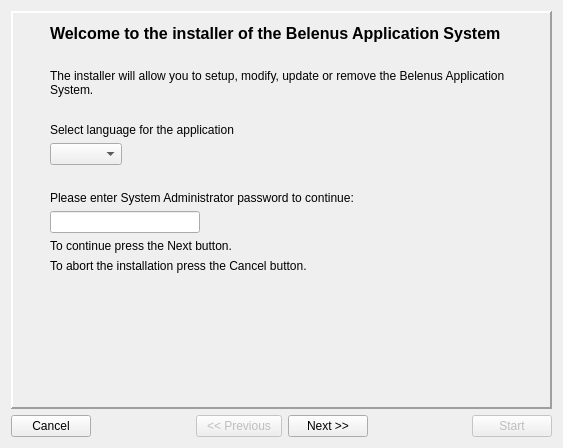
Before: the Qt Designer form install/dlgMain.ui in tbikfalvi/Belenus, drawn with Qt 5.
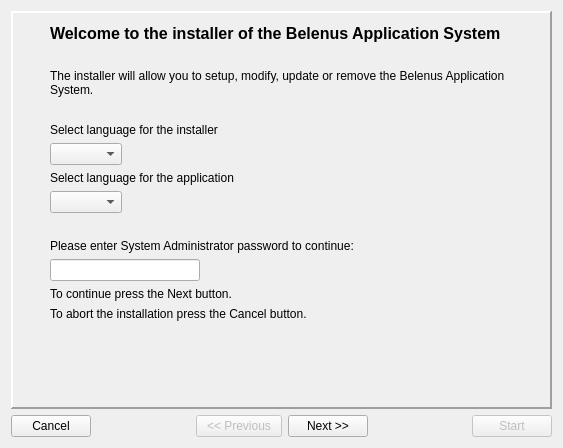
After: the same form once the commit is applied. Icons and pictures are not drawn.

```diff
--- a/install/dlgMain.ui
+++ b/install/dlgMain.ui
@@ -140,7 +140,7 @@
          <item>
           <widget class="QLabel" name="label">
            <property name="text">
-            <string>Select language for the application</string>
+            <string>Select language for the installer</string>
            </property>
           </widget>
          </item>
@@ -167,6 +167,36 @@
            </item>
           </layout>
          </item>
+         <item>
+          <widget class="QLabel" name="label_2">
+           <property name="text">
+            <string>Select language for the application</string>
+           </property>
+          </widget>
+         </item>
+         <item>
+          <layout class="QHBoxLayout" name="horizontalLayout_23">
+           <property name="bottomMargin">
+            <number>0</number>
+           </property>
+           <item>
+            <widget class="QComboBox" name="cmbLanguageApp"/>
+           </item>
+           <item>
+            <spacer name="horizontalSpacer_30">
+             <property name="orientation">
+              <enum>Qt::Horizontal</enum>
+             </property>
+             <property name="sizeHint" stdset="0">
+              <size>
+               <width>40</width>
+               <height>20</height>
+              </size>
+             </property>
+            </spacer>
+           </item>
+          </layout>
+         </item>
          <item>
           <spacer name="verticalSpacer_2">
            <property name="orientation">
@@ -257,7 +287,7 @@
            <property name="sizeHint" stdset="0">
             <size>
              <width>20</width>
-             <height>40</height>
+             <height>17</height>
             </size>
            </property>
           </spacer>
```
Left out of the diff: 19 changed lines with no effect on the pictures.
